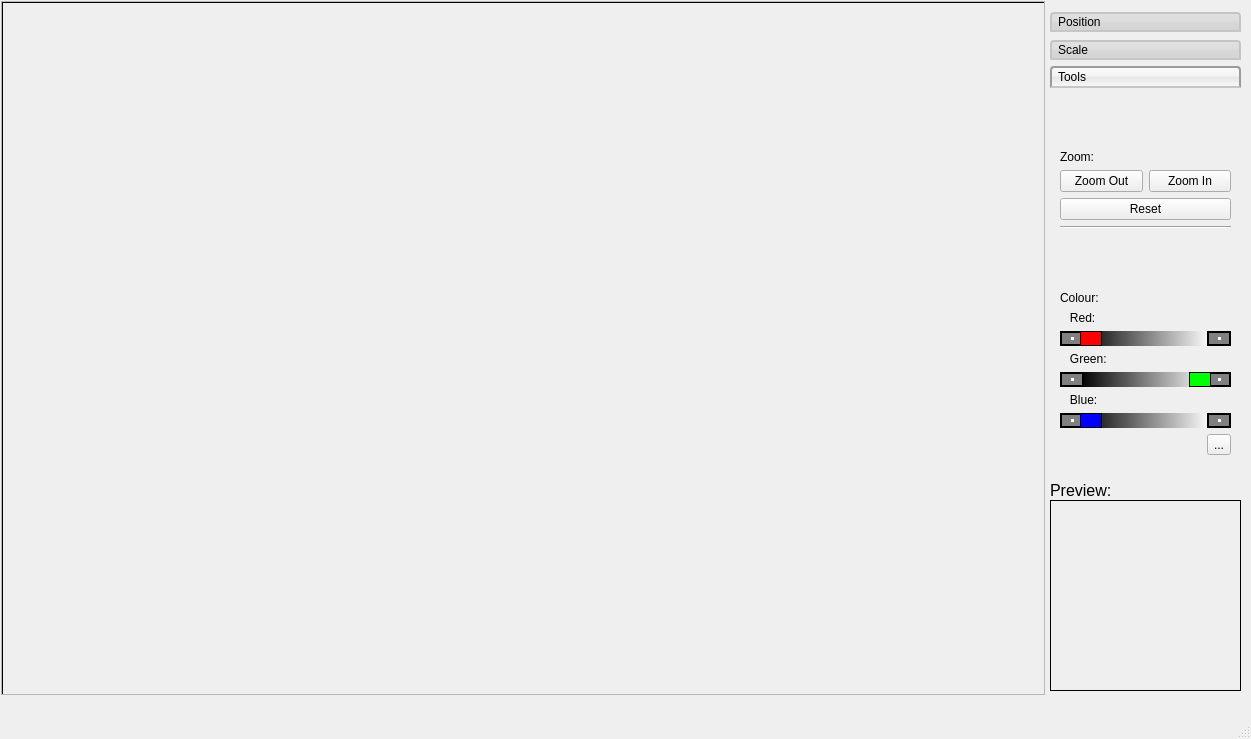
The window that RTIe/RTIe_builder/marble_Detection.ui (Super-SaiyanSandwich/ECMM427) describes before a commit, drawn with Qt 5.
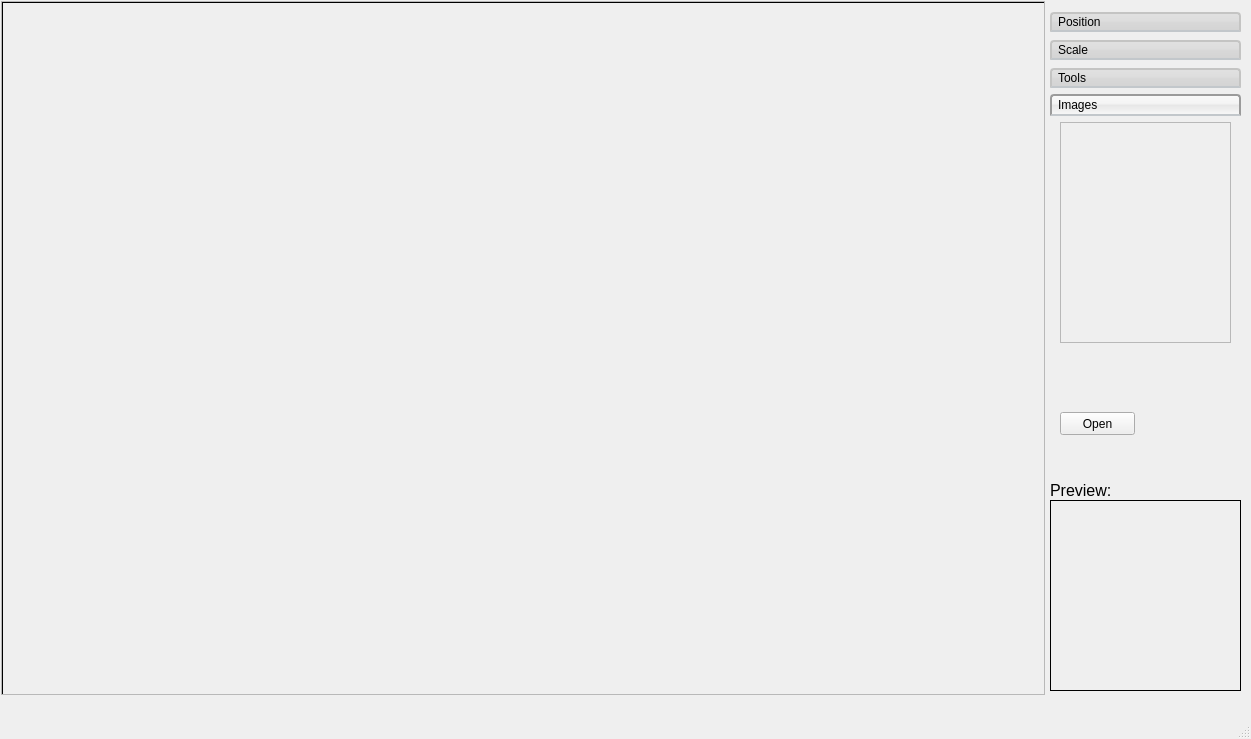
The same window after the commit.

```diff
--- a/RTIe/RTIe_builder/marble_Detection.ui
+++ b/RTIe/RTIe_builder/marble_Detection.ui
@@ -53,7 +53,7 @@
 }*/</string>
        </property>
        <property name="currentIndex">
-        <number>2</number>
+        <number>3</number>
        </property>
        <widget class="QWidget" name="movement_Page">
         <property name="geometry">
@@ -252,7 +252,7 @@
           <x>0</x>
           <y>0</y>
           <width>189</width>
-          <height>375</height>
+          <height>347</height>
          </rect>
         </property>
         <attribute name="label">
@@ -264,7 +264,7 @@
            <x>10</x>
            <y>0</y>
            <width>171</width>
-           <height>361</height>
+           <height>341</height>
           </rect>
          </property>
          <layout class="QVBoxLayout" name="verticalLayout_4">
@@ -508,6 +508,58 @@
          </layout>
         </widget>
        </widget>
+       <widget class="QWidget" name="images_Page">
+        <attribute name="label">
+         <string>Images</string>
+        </attribute>
+        <widget class="QScrollArea" name="scrollArea_2">
+         <property name="geometry">
+          <rect>
+           <x>10</x>
+           <y>0</y>
+           <width>171</width>
+           <height>221</height>
+          </rect>
+         </property>
+         <property name="widgetResizable">
+          <bool>true</bool>
+         </property>
+         <widget class="QWidget" name="scrollAreaWidgetContents_2">
+          <property name="geometry">
+           <rect>
+            <x>0</x>
+            <y>0</y>
+            <width>169</width>
+            <height>219</height>
+           </rect>
+          </property>
+          <widget class="QWidget" name="verticalLayoutWidget_5">
+           <property name="geometry">
+            <rect>
+             <x>0</x>
+             <y>0</y>
+             <width>171</width>
+             <height>221</height>
+            </rect>
+           </property>
+           <layout class="QVBoxLayout" name="verticalLayout_6"/>
+          </widget>
+         </widget>
+        </widget>
+        <widget class="QPushButton" name="pushButton">
+         <property name="geometry">
+          <rect>
+           <x>10</x>
+           <y>290</y>
+           <width>75</width>
+           <height>23</height>
+          </rect>
+         </property>
+         <property name="text">
+          <string>Open</string>
+         </property>
+        </widget>
+       </widget>
       </widget>
      </item>
     </layout>
```
Left out of the diff: 28 changed lines with no effect on the pictures.
